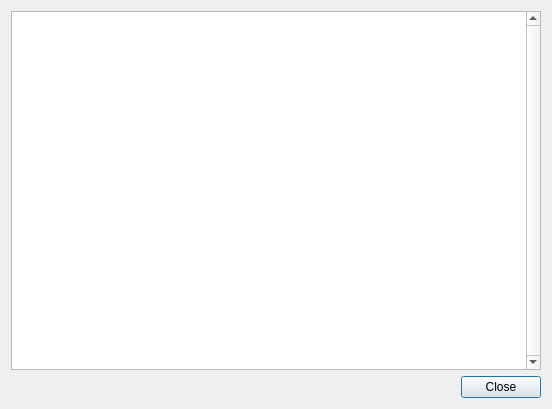
First picture: the form in filters/alertviewdialog.ui, repository vanessaorgua/Linovitsa, before the edit.
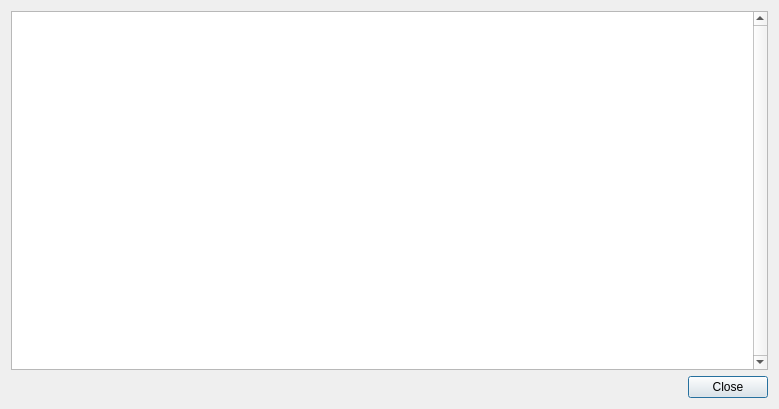
Second picture: the form after the edit.

```diff
--- a/filters/alertviewdialog.ui
+++ b/filters/alertviewdialog.ui
@@ -6,7 +6,7 @@
    <rect>
     <x>0</x>
     <y>0</y>
-    <width>552</width>
+    <width>779</width>
     <height>409</height>
    </rect>
   </property>
```
